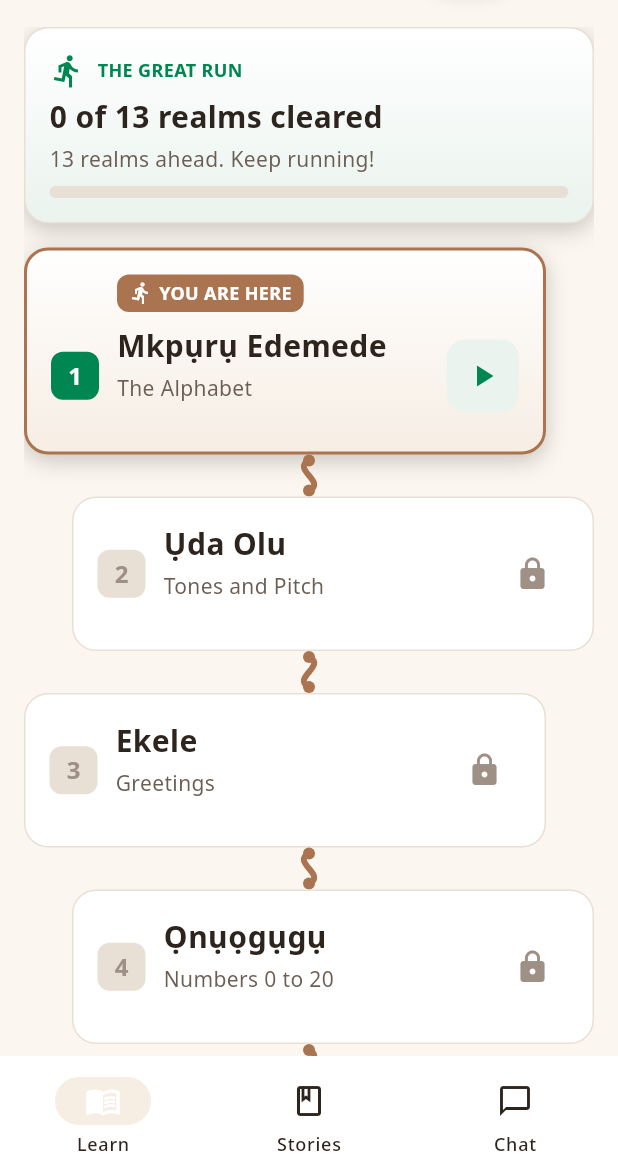
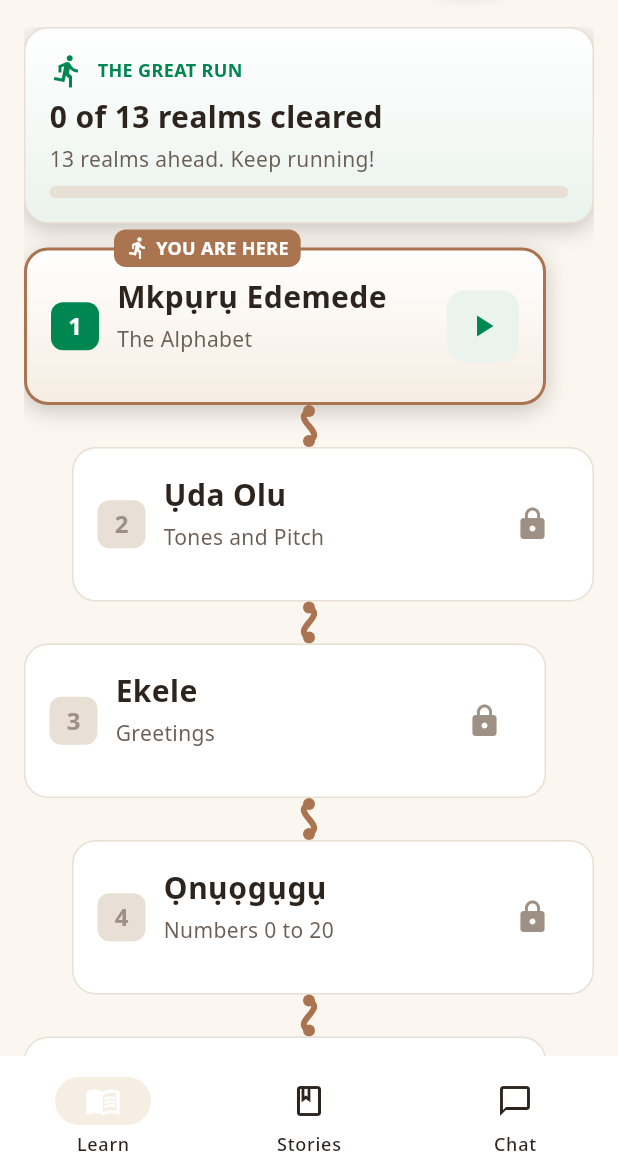
Before and after one commit to Samthesurf/igboman, a Flutter app: the screen it shows after launch, on a phone screen of 412 x 824 dp, the part 60-1236 px from its top. Run offline on Flutter 3.47's test engine with Material 3 defaults, Android fonts, the phone set to English and light mode, and no system bars; our stand-ins replace audioplayers, shared_preferences; missing offline and left inert: googleai_dart.

Commit message:
feat: float YOU ARE HERE pill on border, center lesson row in card

```diff
--- a/lib/screens/home_screen.dart
+++ b/lib/screens/home_screen.dart
@@ -666,7 +666,10 @@ class _UnitCard extends StatelessWidget {
     return GestureDetector(
       onTap: onTap,
       behavior: HitTestBehavior.opaque,
-      child: Container(
+      child: Stack(
+        clipBehavior: Clip.none,
+        children: [
+          Container(
             decoration: BoxDecoration(
               gradient: isCurrent
                   ? const LinearGradient(
@@ -697,45 +700,8 @@ class _UnitCard extends StatelessWidget {
                 padding: const EdgeInsets.all(Spacing.md),
                 child: Column(
                   crossAxisAlignment: CrossAxisAlignment.start,
+                  mainAxisAlignment: MainAxisAlignment.center,
                   children: [
-                if (isCurrent)
-                  Padding(
-                    padding: const EdgeInsets.only(
-                      left: ControlSizes.chipHeight + Spacing.m,
-                      bottom: Spacing.s,
-                    ),
-                    child: Container(
-                      key: const Key('currentRunBadge'),
-                      padding: const EdgeInsets.symmetric(
-                        horizontal: Spacing.s,
-                        vertical: Spacing.xs,
-                      ),
-                      decoration: BoxDecoration(
-                        color: AppColors.primary,
-                        borderRadius: BorderRadius.circular(Radii.chip),
-                      ),
-                      child: const Row(
-                        mainAxisSize: MainAxisSize.min,
-                        children: [
-                          Icon(
-                            Icons.directions_run,
-                            size: IconSizes.s,
-                            color: AppColors.onPrimary,
-                          ),
-                          SizedBox(width: Spacing.xs),
-                          Text(
-                            'YOU ARE HERE',
-                            style: TextStyle(
-                              fontSize: TypeScale.caption,
-                              fontWeight: FontWeight.bold,
-                              color: AppColors.onPrimary,
-                              fontFamily: 'NotoSans',
-                            ),
-                          ),
-                        ],
-                      ),
-                    ),
-                  ),
                     Row(
                       crossAxisAlignment: CrossAxisAlignment.center,
                       children: [
@@ -844,6 +810,55 @@ class _UnitCard extends StatelessWidget {
                 ),
               ),
             ),
+          ),
+          if (isCurrent)
+            const Positioned(
+              top: -Spacing.m,
+              left: Spacing.md + ControlSizes.chipHeight + Spacing.m,
+              child: _CurrentRunBadge(),
+            ),
+        ],
+      ),
+    );
+  }
+}
+
+/// Floating "you are here" tag straddling the current unit card's top
+/// border, so the lesson row can sit at the card's vertical center.
+class _CurrentRunBadge extends StatelessWidget {
+  const _CurrentRunBadge();
+
+  @override
+  Widget build(BuildContext context) {
+    return Container(
+      key: const Key('currentRunBadge'),
+      padding: const EdgeInsets.symmetric(
+        horizontal: Spacing.s,
+        vertical: Spacing.xs,
+      ),
+      decoration: BoxDecoration(
+        color: AppColors.primary,
+        borderRadius: BorderRadius.circular(Radii.chip),
+      ),
+      child: const Row(
+        mainAxisSize: MainAxisSize.min,
+        children: [
+          Icon(
+            Icons.directions_run,
+            size: IconSizes.s,
+            color: AppColors.onPrimary,
+          ),
+          SizedBox(width: Spacing.xs),
+          Text(
+            'YOU ARE HERE',
+            style: TextStyle(
+              fontSize: TypeScale.caption,
+              fontWeight: FontWeight.bold,
+              color: AppColors.onPrimary,
+              fontFamily: 'NotoSans',
+            ),
+          ),
+        ],
       ),
     );
   }
```
Lines whose indentation alone changed are shown as unchanged.
